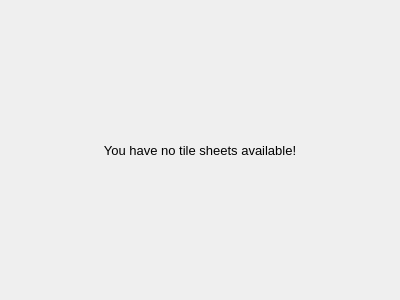
First picture: the form in src/ui/tilesheet/tile_sheet_empty_page.ui, repository albin-johansson/tactile, before the edit.
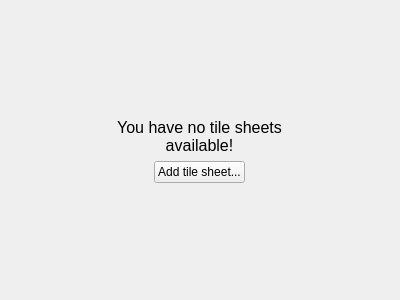
Second picture: the form after the edit. Icons and pictures are not drawn.

Commit message: Add basic scroll area for tile sheet images

Diff of the .ui file:
```diff
--- a/src/ui/tilesheet/tile_sheet_empty_page.ui
+++ b/src/ui/tilesheet/tile_sheet_empty_page.ui
@@ -14,8 +14,8 @@
    <string>Form</string>
   </property>
   <layout class="QGridLayout" name="gridLayout_2">
-   <item row="0" column="0">
-    <layout class="QVBoxLayout" name="verticalLayout">
+   <item row="2" column="0">
+    <layout class="QVBoxLayout" name="labelVertLayout">
      <item>
       <layout class="QHBoxLayout" name="horizontalLayout">
        <item>
@@ -23,7 +23,13 @@
          <property name="font">
           <font>
            <family>Segoe UI</family>
-           <pointsize>10</pointsize>
+           <pointsize>12</pointsize>
+           <weight>50</weight>
+           <italic>false</italic>
+           <bold>false</bold>
+           <underline>false</underline>
+           <strikeout>false</strikeout>
+           <kerning>true</kerning>
           </font>
          </property>
          <property name="text">
@@ -32,12 +38,66 @@
          <property name="alignment">
           <set>Qt::AlignCenter</set>
          </property>
+         <property name="wordWrap">
+          <bool>true</bool>
+         </property>
         </widget>
        </item>
       </layout>
      </item>
     </layout>
    </item>
+   <item row="4" column="0">
+    <layout class="QVBoxLayout" name="buttonVertLayout">
+     <item>
+      <layout class="QHBoxLayout" name="buttonHoriLayout">
+       <item>
+        <widget class="QPushButton" name="addSheetButton">
+         <property name="sizePolicy">
+          <sizepolicy hsizetype="Fixed" vsizetype="Fixed">
+           <horstretch>0</horstretch>
+           <verstretch>0</verstretch>
+          </sizepolicy>
+         </property>
+         <property name="text">
+          <string>Add tile sheet...</string>
+         </property>
+         <property name="icon">
+          <iconset resource="../../tactile2.qrc">
+           <normaloff>:/res/icons/icons8/color/64/image.png</normaloff>:/res/icons/icons8/color/64/image.png</iconset>
+         </property>
+        </widget>
+       </item>
+      </layout>
+     </item>
+    </layout>
+   </item>
+   <item row="1" column="0">
+    <spacer name="upperVertSpacer">
+     <property name="orientation">
+      <enum>Qt::Vertical</enum>
+     </property>
+     <property name="sizeHint" stdset="0">
+      <size>
+       <width>20</width>
+       <height>40</height>
+      </size>
+     </property>
+    </spacer>
+   </item>
+   <item row="5" column="0">
+    <spacer name="lowerVertSpacer">
+     <property name="orientation">
+      <enum>Qt::Vertical</enum>
+     </property>
+     <property name="sizeHint" stdset="0">
+      <size>
+       <width>20</width>
+       <height>40</height>
+      </size>
+     </property>
+    </spacer>
+   </item>
   </layout>
  </widget>
  <resources>
```
Left out of the diff: 7 changed lines with no effect on the pictures. The commit also changes 14 other files.
